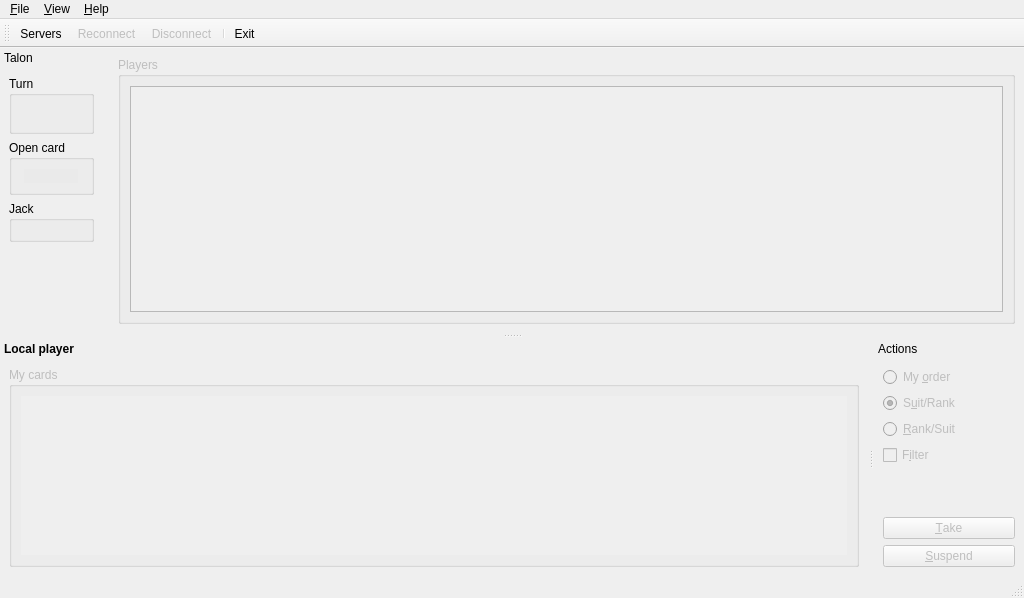
Before: the Qt Designer form src/mainwindow.ui in velnias75/NetMauMau-Qt-Client, drawn with Qt 5.
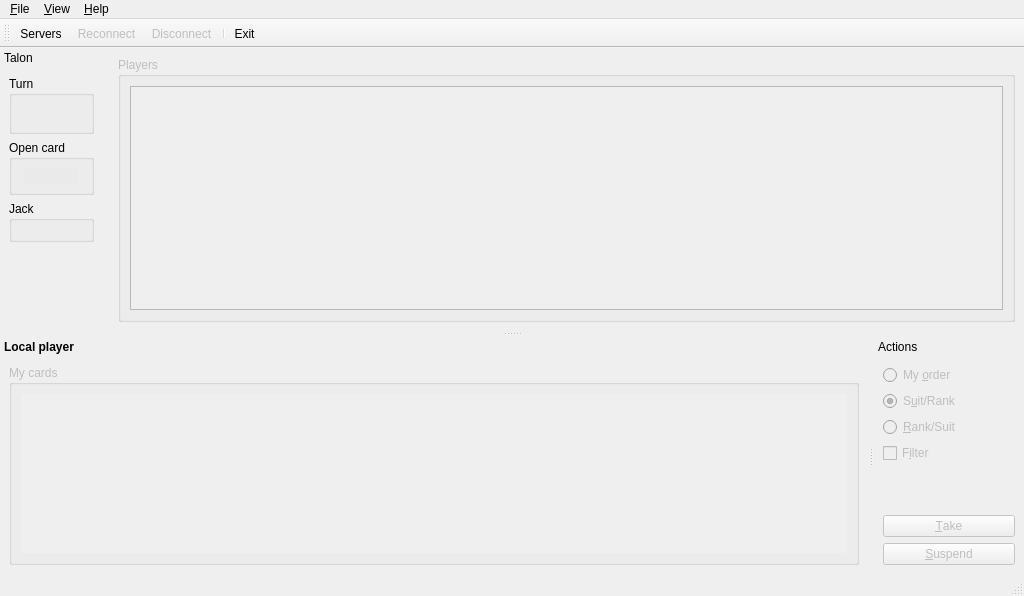
After: the same form once the commit is applied. Icons and pictures are not drawn. Custom widgets are drawn as their Qt base class.

```diff
--- a/src/mainwindow.ui
+++ b/src/mainwindow.ui
@@ -7,8 +7,8 @@
    <rect>
     <x>0</x>
     <y>0</y>
-    <width>1018</width>
-    <height>598</height>
+    <width>1016</width>
+    <height>596</height>
    </rect>
   </property>
   <property name="acceptDrops">
@@ -518,8 +518,8 @@
             <rect>
              <x>0</x>
              <y>0</y>
-             <width>845</width>
-             <height>165</height>
+             <width>837</width>
+             <height>169</height>
             </rect>
            </property>
            <layout class="QHBoxLayout" name="myCardsLayout">
@@ -552,7 +552,7 @@
    <property name="minimumSize">
     <size>
      <width>150</width>
-     <height>186</height>
+     <height>193</height>
     </size>
    </property>
    <property name="maximumSize">
@@ -920,6 +920,11 @@
    <header>carddropwidget.h</header>
    <container>1</container>
   </customwidget>
+  <customwidget>
+   <class>CardLabel</class>
+   <extends>QLabel</extends>
+   <header>cardlabel.h</header>
+  </customwidget>
  </customwidgets>
  <tabstops>
   <tabstop>myCardsScrollArea</tabstop>
```
Left out of the diff: 6 changed lines with no effect on the pictures.
